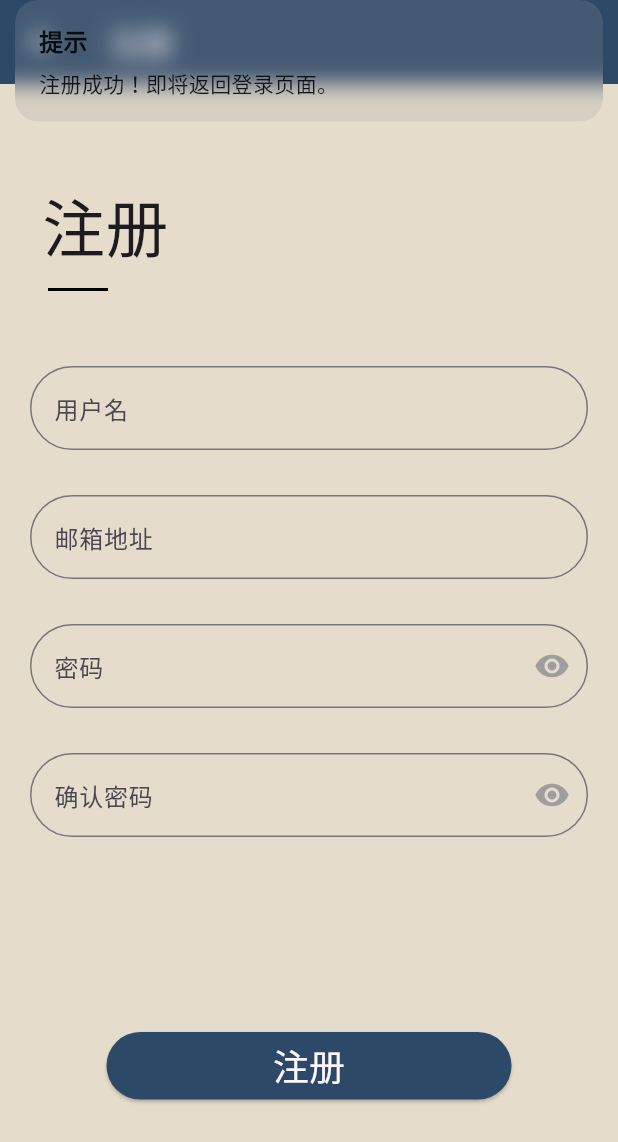
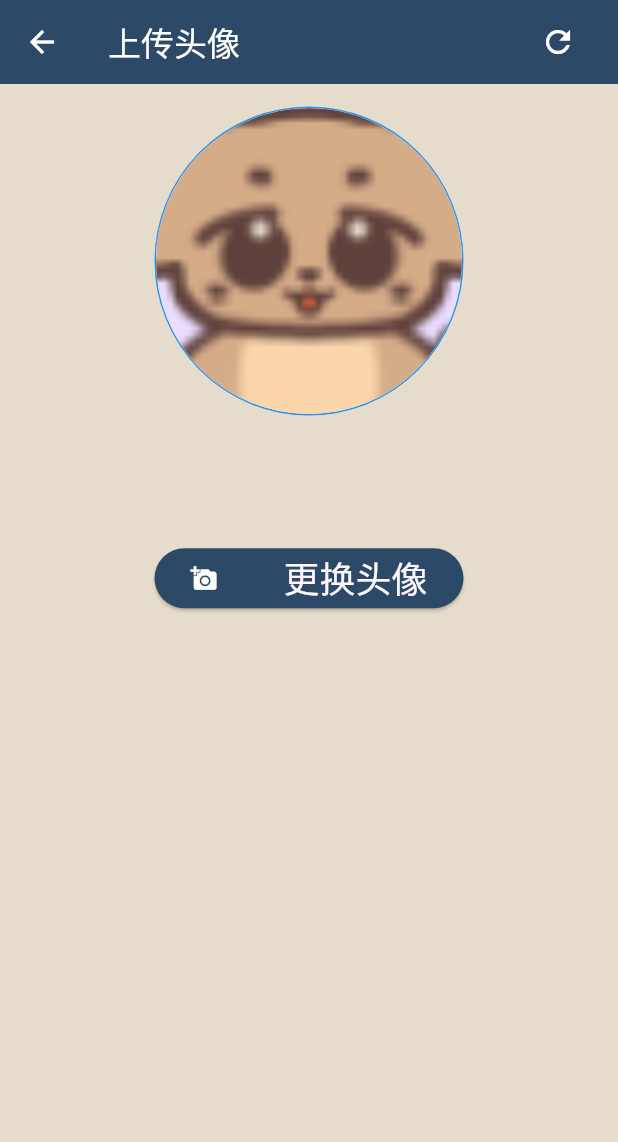
Before and after one commit to Summerlemon233/Heart_Voyage, a Flutter app: the register screen opened directly, after a tap on "注册", on a phone screen of 412 x 824 dp. Shown: the top 1142 px of the screen. Run offline on Flutter 3.47's test engine with Material 2 defaults, Android fonts, the light colour scheme and no system bars; our stand-ins replace fl_chart, fluttertoast, get, get_storage, image_cropper, image_picker and 4 more; missing offline and left inert: apifm, audio_session, cloudbase_null_safety, image_card, loading, photo_manager and 1 more; accounts and stored records are empty; Roboto replaces fonts that are missing (Softbrush); statements that could not run were skipped.

Commit message:
Ver0.2.6 Bug fixes.

```diff
--- a/lib/system/about_us.dart
+++ b/lib/system/about_us.dart
@@ -14,7 +14,7 @@ class _about_usState extends State<about_us> {
   @override
   Widget build(BuildContext context) {
     return Scaffold(
-      backgroundColor: Color.fromRGBO(229, 220, 203, 1),
+      //backgroundColor: Color.fromRGBO(229, 220, 203, 1),
       appBar: AppBar(
           backgroundColor: Color.fromRGBO(45, 73, 104, 1),
           foregroundColor: Colors.white,
@@ -41,7 +41,7 @@ class _about_usState extends State<about_us> {
                           style: TextStyle(fontSize: 30),
                         ),
                         Text(
-                          "Version 0.2.2 Beta \n2023/04/16 Offline",
+                          "Version 0.2.6 Beta \n2023/04/17 Offline",
                           style: TextStyle(
                               fontSize: 20, fontFamily: 'Helvetica_Neue'),
                         ),
--- /dev/null
+++ b/lib/system/change_avatar_register.dart
@@ -0,0 +1,137 @@
+import 'package:flutter/material.dart';
+import 'package:get/get.dart';
+import 'package:heart_voyage/system/common_image.dart';
+import 'package:heart_voyage/system/login.dart';
+import 'package:heart_voyage/system/userdata.dart';
+import 'package:heart_voyage/system/userdata_func.dart';
+
+import 'change_avatar.dart';
+
+class change_avatar_register extends StatefulWidget {
+  @override
+  _change_avatar_registerState createState() => _change_avatar_registerState();
+}
+
+class _change_avatar_registerState extends State<change_avatar_register> {
+  late bool _isSelectedAvatar;
+
+  @override
+  void initState() {
+    _isSelectedAvatar = !(PhotoPath_avatar[0] == "");
+    // TODO: implement initState
+    super.initState();
+  }
+
+  @override
+  Widget build(BuildContext context) {
+    var _readPhotoPath_avatar_var = readPhotoPath_avatar();
+    return Scaffold(
+      backgroundColor: Color.fromRGBO(229, 220, 203, 1),
+      appBar: AppBar(
+        backgroundColor: Color.fromRGBO(45, 73, 104, 1),
+        foregroundColor: Colors.white,
+        title: Row(
+          mainAxisAlignment: MainAxisAlignment.spaceBetween,
+          children: <Widget>[
+            Text('上传头像'),
+            IconButton(
+                onPressed: () {
+                  setState(() {
+                    loadBasicData();
+                    readPhotoPath_avatar();
+                  });
+                },
+                icon: Icon(Icons.refresh))
+          ],
+        ),
+      ),
+      body: Center(
+        child: ListView(
+          children: <Widget>[
+            Container(
+              height: MediaQuery.of(context).size.width * 0.5,
+              width: MediaQuery.of(context).size.width * 0.5,
+              child: _isSelectedAvatar
+                  ? Avatar(image: imageFromFile(PhotoPath_avatar[0]).image)
+                  : Avatar(image: AssetImage('assets/images/pet0.png')),
+              margin: EdgeInsets.fromLTRB(0, 15, 0, 15),
+            ),
+            SizedBox(
+              height: MediaQuery.of(context).size.height * 0.01,
+            ),
+            Center(
+              child: Text(
+                "${basicData["username"]}",
+                style: TextStyle(fontSize: 30, fontFamily: 'Helvetica_Neue'),
+              ),
+            ),
+            SizedBox(
+              height: MediaQuery.of(context).size.height * 0.01,
+            ),
+            Container(
+              padding: EdgeInsets.fromLTRB(
+                  MediaQuery.of(context).size.width * 0.25,
+                  10,
+                  MediaQuery.of(context).size.width * 0.25,
+                  10),
+              child: selectedAsset_avatar == null
+                  ? ElevatedButton(
+                      style: ButtonStyle(
+                          foregroundColor:
+                              MaterialStateProperty.all(Colors.white),
+                          backgroundColor: MaterialStateProperty.all(
+                            Color.fromRGBO(45, 73, 104, 1),
+                          ),
+                          // 设置圆角
+                          shape: MaterialStateProperty.all(const StadiumBorder(
+                              side: BorderSide(style: BorderStyle.none)))),
+                      onPressed: () {
+                        setState(() {
+                          selectPhoto_avatar(context);
+                        });
+                      },
+                      child: Row(
+                        mainAxisAlignment: MainAxisAlignment.spaceBetween,
+                        children: [
+                          Icon(Icons.add_a_photo),
+                          Text(
+                            "更换头像",
+                            style: Theme.of(context)
+                                .primaryTextTheme
+                                .headlineSmall,
+                          ),
+                        ],
+                      ))
+                  : ElevatedButton(
+                      style: ButtonStyle(
+                          foregroundColor:
+                              MaterialStateProperty.all(Colors.white),
+                          backgroundColor: MaterialStateProperty.all(
+                            Color.fromRGBO(45, 73, 104, 1),
+                          ),
+                          // 设置圆角
+                          shape: MaterialStateProperty.all(const StadiumBorder(
+                              side: BorderSide(style: BorderStyle.none)))),
+                      onPressed: () {
+                        setState(() {
+                          saveBasicData();
+                          Get.snackbar('提示', '注册成功！即将返回登录页面。');
+                          Future.delayed(Duration(seconds: 2), () {
+                            Get.offAll(login());
+                          });
+                        });
+                      },
+                      child: Text(
+                        "去登录",
+                        style: Theme.of(context).primaryTextTheme.headlineSmall,
+                      )),
+            ),
+            SizedBox(
+              height: MediaQuery.of(context).size.height * 0.03,
+            ),
+          ],
+        ),
+      ),
+    );
+  }
+}
--- a/lib/system/login.dart
+++ b/lib/system/login.dart
@@ -183,7 +183,7 @@ class _loginState extends State<login> {
                   print('loginsuccess');
                   Get.snackbar('提示', '登录成功！即将返回主页面。');
                   Future.delayed(Duration(seconds: 2), () {
-                    Get.to(Tabs());
+                    Get.offAll(Tabs());
                   });
                 }
                 /*User judgeUser = new User('', _loginPassword, _loginEmail);
--- a/lib/system/register.dart
+++ b/lib/system/register.dart
@@ -1,5 +1,6 @@
 import 'package:flutter/material.dart';
 import 'package:get/get.dart';
+import 'package:heart_voyage/system/change_avatar_register.dart';
 import 'package:heart_voyage/system/login.dart';
 import 'package:heart_voyage/system/userdata_func.dart';
 import 'package:apifm/apifm.dart' as Apifm;
@@ -166,9 +167,8 @@ class _registerState extends State<register> {
               //print(SharedPreferenceUtil.checkUser(userReg));
               if (/*IO_Data.checkUser(userReg)==  */ true) {
                 print('signin_success');
-                Get.snackbar('提示', '注册成功！即将返回登录页面。');
-                Future.delayed(Duration(seconds: 2), () {
-                  Get.to(login());
+                Future.delayed(Duration(milliseconds: 10), () {
+                  Get.to(change_avatar_register());
                 });
               }
             }
--- a/pubspec.yaml
+++ b/pubspec.yaml
@@ -17,7 +17,7 @@ publish_to: 'none' # Remove this line if you wish to publish to pub.dev
 # https://developer.apple.com/library/archive/documentation/General/Reference/InfoPlistKeyReference/Articles/CoreFoundationKeys.html
 # In Windows, build-name is used as the major, minor, and patch parts
 # of the product and file versions while build-number is used as the build suffix.
-version: 0.2.5
+version: 0.2.6
 
 environment:
   sdk: '>=2.18.6 <3.0.0'
@@ -118,7 +118,7 @@ flutter:
     - assets/images/03.jpg
     - assets/images/04.jpg
     - assets/images/05.jpg
-    -
+    - assets/images/Psy_every_day_1.png
     -
     -
     - assets/images/massage.png
```
Also changed, not shown: lib/pages/tabs.dart (+29 -1 lines), lib/pages/track/my_pet.dart (+16 -4 lines), lib/system/change_avatar.dart (+20 -7 lines), lib/system/settings.dart (+25 -6 lines), lib/system/sign/sign.dart (+16 -7 lines), assets/images/Psy_every_day_1.png (added).
